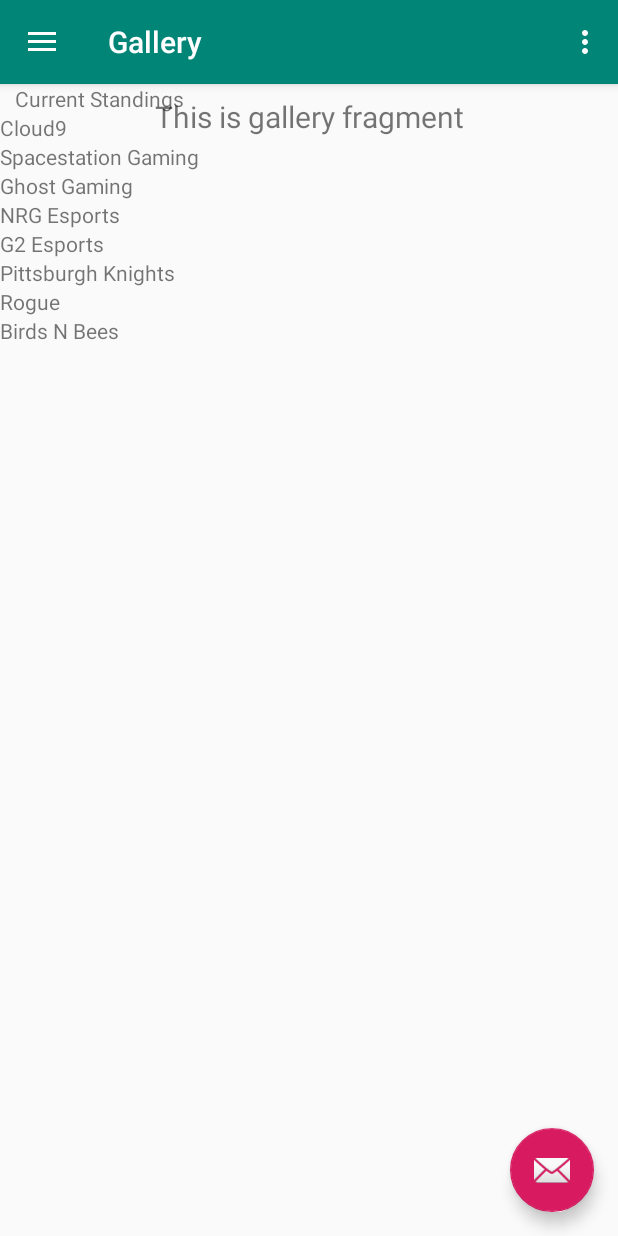
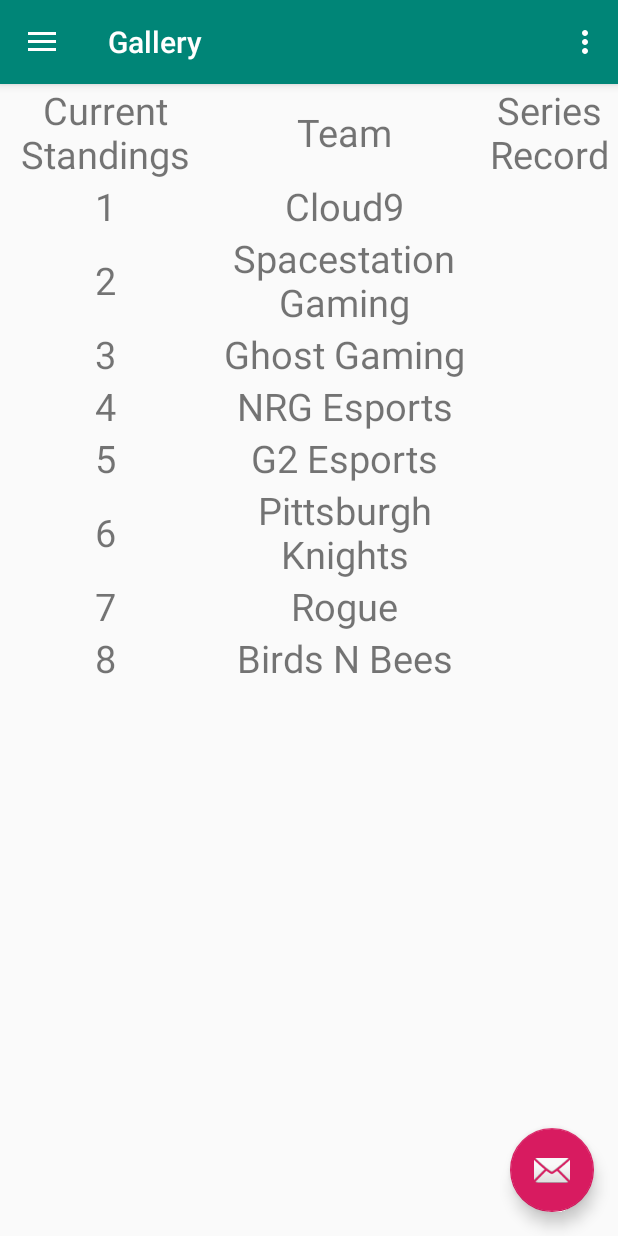
Before and after one commit to KWall1202/CS441_StatViewer, an Android app: the screen it shows after launch (MainActivity), in the side drawer, after a tap on "Gallery", on a phone screen of 412 x 824 dp. Run offline under Robolectric (Android 15) with nearby library versions, the phone set to English and light mode, and no system bars; our stand-ins replace navigation-ui.

Commit message:
Improved table layout, can continue to the all-teams elo table perhaps.

```diff
--- a/app/src/main/java/com/example/cs441_statviewer/ui/gallery/GalleryFragment.java
+++ b/app/src/main/java/com/example/cs441_statviewer/ui/gallery/GalleryFragment.java
@@ -27,19 +27,13 @@ public class GalleryFragment extends Fragment {
         galleryViewModel =
                 ViewModelProviders.of(this).get(GalleryViewModel.class);
         View root = inflater.inflate(R.layout.fragment_gallery, container, false);
-        final TextView textView = root.findViewById(R.id.text_gallery);
-        galleryViewModel.getText().observe(this, new Observer<String>() {
-            @Override
-            public void onChanged(@Nullable String s) {
-                textView.setText(s);
-            }
-        });
         final TableLayout NARLCSStandingsTable = root.findViewById(R.id.na_rlcs_standings_table);
         String[] NARLCSTeamNames = context.getResources().getStringArray(R.array.NA_RLCS_Teams);
         for(int i=1; i < NARLCSStandingsTable.getChildCount(); i++) {
             TableRow curRow = (TableRow) NARLCSStandingsTable.getChildAt(i);
-            TextView teamName = (TextView) curRow.getChildAt(0);
-
+            TextView placement = (TextView) curRow.getChildAt(0);
+            TextView teamName = (TextView) curRow.getChildAt(1);
+            placement.setText(Integer.toString(i));
             teamName.setText(NARLCSTeamNames[i-1]);
         }
         return root;
--- a/app/src/main/res/layout/fragment_gallery.xml
+++ b/app/src/main/res/layout/fragment_gallery.xml
@@ -4,86 +4,102 @@
     android:layout_width="match_parent"
     android:layout_height="match_parent">
 
-    <TextView
-        android:id="@+id/text_gallery"
-        android:layout_width="match_parent"
-        android:layout_height="wrap_content"
-        android:layout_marginStart="8dp"
-        android:layout_marginTop="8dp"
-        android:layout_marginEnd="8dp"
-        android:textAlignment="center"
-        android:textSize="20sp"
-        app:layout_constraintEnd_toEndOf="parent"
-        app:layout_constraintStart_toStartOf="parent"
-        app:layout_constraintTop_toTopOf="parent" />
-
-    <ScrollView
-        android:layout_width="match_parent"
-        android:layout_height="wrap_content">
-
         <TableLayout
             android:layout_width="match_parent"
             android:layout_height="wrap_content"
-            android:id="@+id/na_rlcs_standings_table">
+            android:id="@+id/na_rlcs_standings_table"
+            app:layout_constraintTop_toTopOf="parent"
+            android:theme="@style/TableStyle">
             <TableRow>
                 <TextView
                     android:layout_height="wrap_content"
                     android:layout_width="match_parent"
                     android:text="@string/standings_text"
-                    android:textAlignment="center"
+                    />
+                <TextView
+                    android:layout_height="wrap_content"
+                    android:layout_width="match_parent"
+                    android:text="@string/teams_text"
+                    />
+                <TextView
+                    android:layout_height="wrap_content"
+                    android:layout_width="match_parent"
+                    android:text="@string/records_text"
                     />
             </TableRow>
 
             <TableRow>
                 <TextView
                     />
-
+                <TextView
+                    />
+                <TextView
+                    />
             </TableRow>
 
             <TableRow>
                 <TextView
                     />
-
+                <TextView
+                    />
+                <TextView
+                    />
             </TableRow>
 
             <TableRow>
                 <TextView
                     />
-
+                <TextView
+                />
+                <TextView
+                    />
             </TableRow>
 
             <TableRow>
                 <TextView
                     />
-
+                <TextView
+                    />
+                <TextView
+                    />
             </TableRow>
 
             <TableRow>
                 <TextView
                     />
-
+                <TextView
+                    />
+                <TextView
+                    />
             </TableRow>
 
             <TableRow>
                 <TextView
                     />
-
+                <TextView
+                    />
+                <TextView
+                    />
             </TableRow>
 
             <TableRow>
                 <TextView
                     />
-
+                <TextView
+                    />
+                <TextView
+                    />
             </TableRow>
 
             <TableRow>
                 <TextView
                     />
-
+                <TextView
+                    />
+                <TextView
+                    />
             </TableRow>
 
         </TableLayout>
 
-    </ScrollView>
-
 </androidx.constraintlayout.widget.ConstraintLayout>
--- a/app/src/main/res/values/dimens.xml
+++ b/app/src/main/res/values/dimens.xml
@@ -5,4 +5,5 @@
     <dimen name="nav_header_vertical_spacing">8dp</dimen>
     <dimen name="nav_header_height">176dp</dimen>
     <dimen name="fab_margin">16dp</dimen>
+    <dimen name="table_font_size">25sp</dimen>
 </resources>
--- a/app/src/main/res/values/strings.xml
+++ b/app/src/main/res/values/strings.xml
@@ -14,6 +14,8 @@
     <string name="menu_share">Share</string>
     <string name="menu_send">Send</string>
     <string name="standings_text">Current Standings</string>
+    <string name="teams_text">Team</string>
+    <string name="records_text">Series Record</string>
 
     <string-array name="NA_RLCS_Teams">
         <item>Cloud9</item>
--- a/app/src/main/res/values/styles.xml
+++ b/app/src/main/res/values/styles.xml
@@ -13,6 +13,12 @@
         <item name="windowNoTitle">true</item>
     </style>
 
+    <style name="TableStyle">
+        <item name="android:textSize">@dimen/table_font_size</item>
+        <item name="android:gravity">center</item>
+        <item name="android:shrinkColumns">*</item>
+    </style>
+
     <style name="AppTheme.AppBarOverlay" parent="ThemeOverlay.AppCompat.Dark.ActionBar" />
 
     <style name="AppTheme.PopupOverlay" parent="ThemeOverlay.AppCompat.Light" />
```
